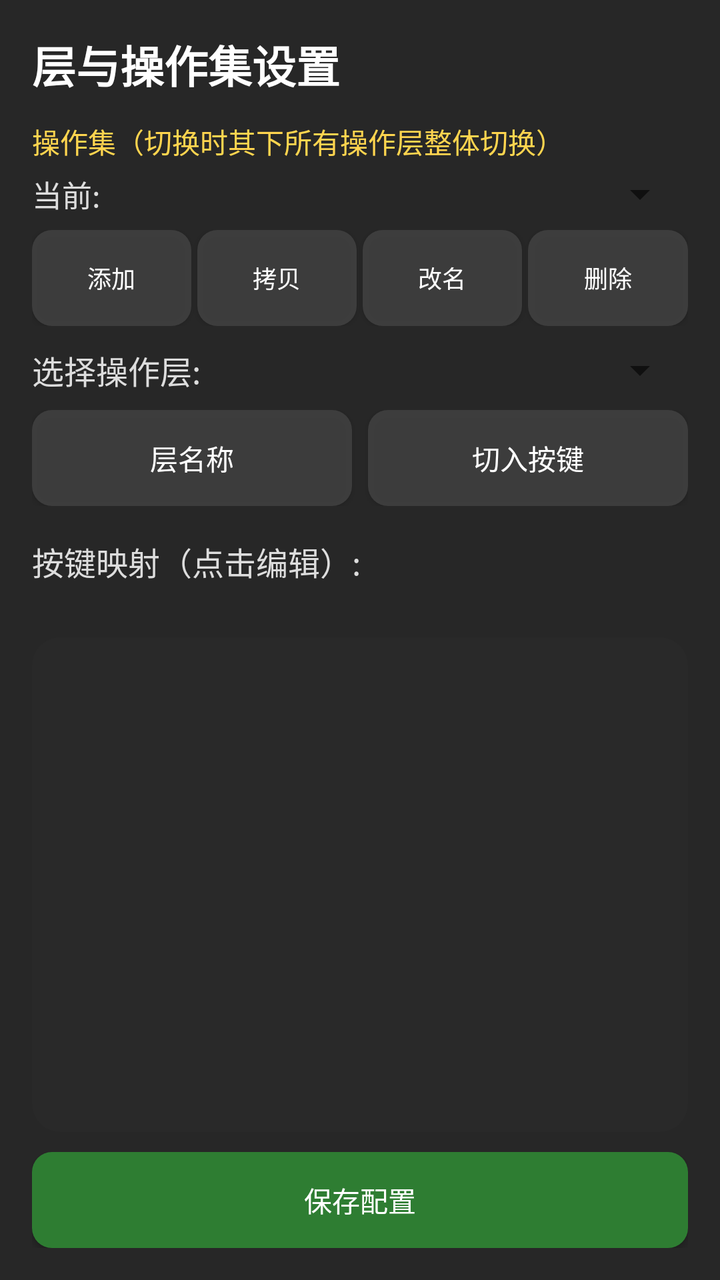
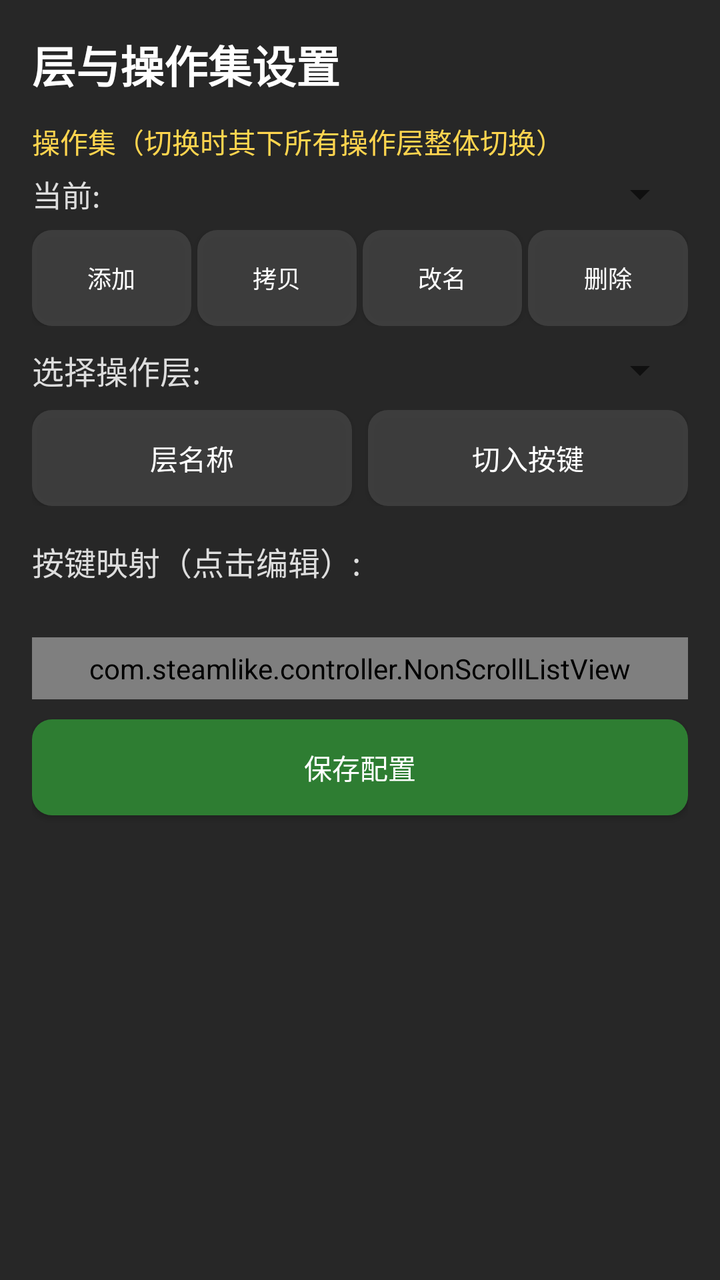

Screens rendered from an Android XML layout before and after an edit, with the pre-edit source and the edit as a unified diff.
<!-- AndroidManifest.xml: application theme Theme.AppCompat.DayNight.DarkActionBar -->
<!-- res/layout/activity_layer_edit.xml -->
<?xml version="1.0" encoding="utf-8"?>
<LinearLayout xmlns:android="http://schemas.android.com/apk/res/android"
    android:layout_width="match_parent"
    android:layout_height="match_parent"
    android:orientation="vertical"
    android:background="@drawable/bg_panel"
    android:padding="16dp">

    
    <TextView
        android:layout_width="match_parent"
        android:layout_height="wrap_content"
        android:text="层与操作集设置"
        android:textSize="22sp"
        android:textStyle="bold"
        android:textColor="#FFFFFFFF"
        android:paddingBottom="12dp" />

    
    <TextView
        android:layout_width="match_parent"
        android:layout_height="wrap_content"
        android:text="操作集（切换时其下所有操作层整体切换）"
        android:textSize="14sp"
        android:textColor="#FFFFD54F"
        android:paddingBottom="4dp" />

    
    <LinearLayout
        android:layout_width="match_parent"
        android:layout_height="wrap_content"
        android:orientation="horizontal"
        android:gravity="center_vertical"
        android:paddingBottom="6dp">

        <TextView
            android:layout_width="wrap_content"
            android:layout_height="wrap_content"
            android:text="当前: "
            android:textSize="15sp"
            android:textColor="#FFDDDDDD" />

        
        <Spinner
            android:id="@+id/spinner_action_set"
            android:layout_width="0dp"
            android:layout_height="wrap_content"
            android:layout_weight="1"
            android:paddingHorizontal="10dp" />
    </LinearLayout>

    
    <LinearLayout
        android:layout_width="match_parent"
        android:layout_height="wrap_content"
        android:orientation="horizontal"
        android:baselineAligned="false"
        android:paddingBottom="10dp">

        <Button
            android:id="@+id/btn_action_set_add"
            android:layout_width="0dp"
            android:layout_height="wrap_content"
            android:layout_weight="1"
            android:layout_marginEnd="3dp"
            android:text="添加"
            android:textColor="#FFFFFFFF"
            android:textSize="12sp"
            android:background="@drawable/bg_button" />

        <Button
            android:id="@+id/btn_action_set_copy"
            android:layout_width="0dp"
            android:layout_height="wrap_content"
            android:layout_weight="1"
            android:layout_marginEnd="3dp"
            android:text="拷贝"
            android:textColor="#FFFFFFFF"
            android:textSize="12sp"
            android:background="@drawable/bg_button" />

        <Button
            android:id="@+id/btn_action_set_rename"
            android:layout_width="0dp"
            android:layout_height="wrap_content"
            android:layout_weight="1"
            android:layout_marginEnd="3dp"
            android:text="改名"
            android:textColor="#FFFFFFFF"
            android:textSize="12sp"
            android:background="@drawable/bg_button" />

        <Button
            android:id="@+id/btn_action_set_delete"
            android:layout_width="0dp"
            android:layout_height="wrap_content"
            android:layout_weight="1"
            android:text="删除"
            android:textColor="#FFFFFFFF"
            android:textSize="12sp"
            android:background="@drawable/bg_button" />
    </LinearLayout>

    
    <LinearLayout
        android:layout_width="match_parent"
        android:layout_height="wrap_content"
        android:orientation="horizontal"
        android:gravity="center_vertical"
        android:paddingBottom="8dp">

        <TextView
            android:layout_width="wrap_content"
            android:layout_height="wrap_content"
            android:text="选择操作层: "
            android:textSize="16sp"
            android:textColor="#FFDDDDDD" />

        
        <Spinner
            android:id="@+id/spinner_layer"
            android:layout_width="0dp"
            android:layout_height="wrap_content"
            android:layout_weight="1"
            android:paddingHorizontal="10dp" />
    </LinearLayout>

    
    
    <LinearLayout
        android:layout_width="match_parent"
        android:layout_height="wrap_content"
        android:orientation="horizontal"
        android:baselineAligned="false"
        android:paddingBottom="8dp">

        
        <Button
            android:id="@+id/btn_edit_layer_name"
            android:layout_width="0dp"
            android:layout_height="wrap_content"
            android:layout_weight="1"
            android:layout_marginEnd="4dp"
            android:text="层名称"
            android:textColor="#FFFFFFFF"
            android:background="@drawable/bg_button" />

        
        <Button
            android:id="@+id/btn_edit_trigger"
            android:layout_width="0dp"
            android:layout_height="wrap_content"
            android:layout_weight="1"
            android:layout_marginStart="4dp"
            android:text="切入按键"
            android:textColor="#FFFFFFFF"
            android:background="@drawable/bg_button" />
    </LinearLayout>

    
    <TextView
        android:layout_width="match_parent"
        android:layout_height="wrap_content"
        android:text="按键映射（点击编辑）:"
        android:textSize="16sp"
        android:textColor="#FFDDDDDD"
        android:paddingTop="8dp"
        android:paddingBottom="4dp" />

    
    <TextView
        android:id="@+id/text_mapping_summary"
        android:layout_width="match_parent"
        android:layout_height="wrap_content"
        android:textSize="12sp"
        android:textColor="#FF8BC34A"
        android:paddingBottom="6dp" />

    
    <ListView
        android:id="@+id/list_mappings"
        android:layout_width="match_parent"
        android:layout_height="0dp"
        android:layout_weight="1"
        android:background="@drawable/bg_card"
        android:divider="#33FFFFFF"
        android:dividerHeight="1dp"
        android:padding="6dp" />

    
    <Button
        android:id="@+id/btn_save"
        android:layout_width="match_parent"
        android:layout_height="wrap_content"
        android:text="保存配置"
        android:textColor="#FFFFFFFF"
        android:background="@drawable/bg_button_green"
        android:layout_marginTop="10dp" />

</LinearLayout>
<!-- resources referenced by this layout -->
<resources>
  <!-- drawable bg_button (drawable) -->
  <?xml version="1.0" encoding="utf-8"?>
  <selector xmlns:android="http://schemas.android.com/apk/res/android">
      <item android:state_pressed="true">
          <shape>
              <solid android:color="#CC6E6E6E" />
              <corners android:radius="10dp" />
          </shape>
      </item>
      <item>
          <shape>
              <solid android:color="#CC444444" />
              <corners android:radius="10dp" />
          </shape>
      </item>
  </selector>
  <!-- drawable bg_button_green (drawable) -->
  <?xml version="1.0" encoding="utf-8"?>
  <selector xmlns:android="http://schemas.android.com/apk/res/android">
      <item android:state_pressed="true">
          <shape>
              <solid android:color="#FF388E3C" />
              <corners android:radius="10dp" />
          </shape>
      </item>
      <item>
          <shape>
              <solid android:color="#FF2E7D32" />
              <corners android:radius="10dp" />
          </shape>
      </item>
  </selector>
  <!-- drawable bg_card (drawable) -->
  <?xml version="1.0" encoding="utf-8"?>
  <shape xmlns:android="http://schemas.android.com/apk/res/android">
      <solid android:color="#F22A2A2A" />
      <corners android:radius="14dp" />
  </shape>
  <!-- drawable bg_panel (drawable) -->
  <?xml version="1.0" encoding="utf-8"?>
  <shape xmlns:android="http://schemas.android.com/apk/res/android">
      <solid android:color="#F21C1C1C" />
  </shape>
</resources>

<!-- the commit's change to res/layout/activity_layer_edit.xml (unified diff, before → after) -->
@@ -1,10 +1,15 @@
 <?xml version="1.0" encoding="utf-8"?>
-<LinearLayout xmlns:android="http://schemas.android.com/apk/res/android"
+<ScrollView xmlns:android="http://schemas.android.com/apk/res/android"
     android:layout_width="match_parent"
     android:layout_height="match_parent"
-    android:orientation="vertical"
     android:background="@drawable/bg_panel"
-    android:padding="16dp">
+    android:fillViewport="true">
+
+    <LinearLayout
+        android:layout_width="match_parent"
+        android:layout_height="wrap_content"
+        android:orientation="vertical"
+        android:padding="16dp">
 
     
     <TextView
@@ -177,11 +182,10 @@
         android:paddingBottom="6dp" />
 
     
-    <ListView
+    <com.steamlike.controller.NonScrollListView
         android:id="@+id/list_mappings"
         android:layout_width="match_parent"
-        android:layout_height="0dp"
-        android:layout_weight="1"
+        android:layout_height="wrap_content"
         android:background="@drawable/bg_card"
         android:divider="#33FFFFFF"
         android:dividerHeight="1dp"
@@ -197,4 +201,6 @@
         android:background="@drawable/bg_button_green"
         android:layout_marginTop="10dp" />
 
-</LinearLayout>
+    </LinearLayout>
+
+</ScrollView>
